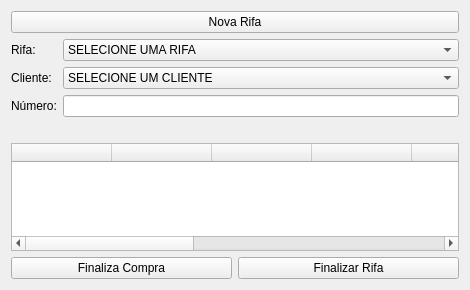
The window that ui/venda.ui (WallacX/Sist.-Gerenciamento-de-rifas) describes before a commit, drawn with Qt 5.
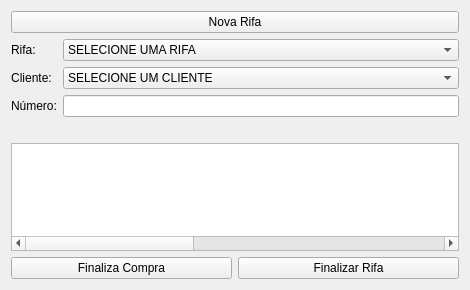
The same window after the commit.

```diff
--- a/ui/venda.ui
+++ b/ui/venda.ui
@@ -94,6 +94,9 @@
    </item>
    <item>
     <widget class="QTableWidget" name="tableWidget">
+     <attribute name="horizontalHeaderVisible">
+      <bool>false</bool>
+     </attribute>
      <column>
       <property name="text">
        <string/>
```
